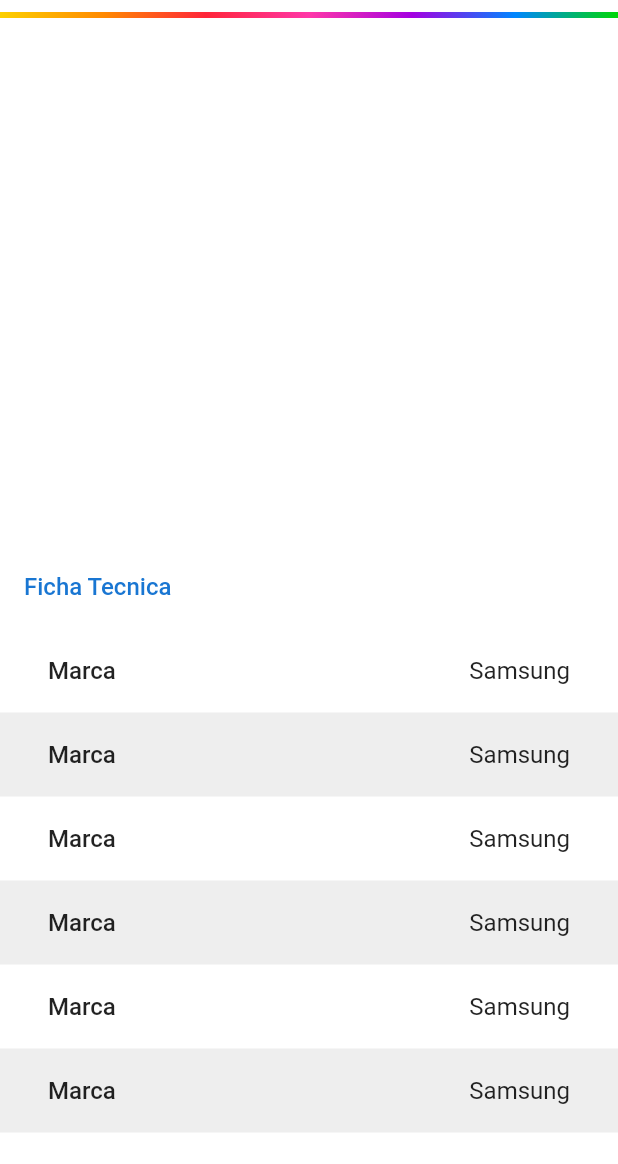
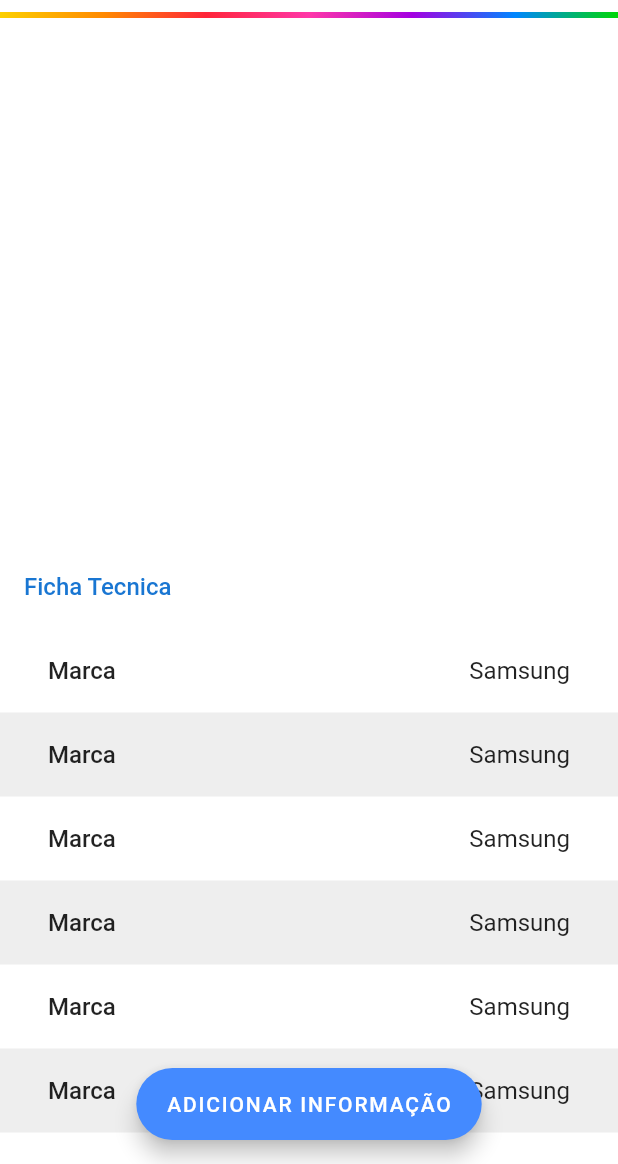
Before and after one commit to Magalu-Projeto-de-inovacao/app, a Flutter app: the DetailProductPage screen opened directly with empty values, on a phone screen of 412 x 824 dp, the part 72-1236 px from its top. Run offline on Flutter 3.47's test engine with Material 2 defaults, Android fonts, the phone set to English and light mode, and no system bars; our stand-ins replace bloc, equatable, flutter_bloc, flutter_svg, font_awesome_flutter, shared_preferences; accounts and stored records are empty.

Commit message:
Adicionando bottomSheet

```diff
--- a/lib/main/detail_product/detail_product_content.dart
+++ b/lib/main/detail_product/detail_product_content.dart
@@ -56,27 +56,60 @@ class DetailProductContent extends StatelessWidget {
   }
 
   Widget datasheet(context) {
-    return Column(
-      children: <Widget>[
+    return Column(children: <Widget>[
       ListTile(
-          title: Text('Ficha Tecnica', style: TextStyle(
+          title: Text('Ficha Tecnica',
+              style: TextStyle(
                   color: Theme.of(context).primaryColor,
-            fontWeight: FontWeight.w500
-          ),),
-        ),
-        Column(
+                  fontWeight: FontWeight.w500))),
+      Padding(
+          padding: const EdgeInsets.only(bottom: 56.0),
+          child: Column(
               children: list
                   .asMap()
-                .map((index, value) =>
-                    MapEntry(index, itemDatasheet(index: index)))
+                  .map((index, value) => MapEntry(
+                      index, itemDatasheet(context: context, index: index)))
                   .values
-                .toList()),
-      ],
-    );
+                  .toList()))
+    ]);
   }
 
-  Widget itemDatasheet({@required int index}) {
+  Widget itemDatasheet(
+      {@required BuildContext context, @required int index, String attribute}) {
+    return InkWell(
+        onTap: () {
+          showModalBottomSheet(
+              context: context,
+              builder: (BuildContext bc) {
                 return Container(
+                    child: Wrap(children: <Widget>[
+                  ListTile(
+                    title: Text('Atributo "$attribute" selecionado',
+                        textAlign: TextAlign.center,
+                        style: TextStyle(
+                            color: Theme.of(context).primaryColor,
+                            fontWeight: FontWeight.w500)),
+                  ),
+                  ListTile(
+                      leading: Icon(
+                        Icons.edit,
+                        color: Colors.amber.shade700,
+                      ),
+                      title: Text('Deseja sugerir uma alteração?',
+                          style: TextStyle(
+                              fontWeight: FontWeight.w500,
+                              color: Colors.amber.shade700)),
+                      onTap: () => {}),
+                  ListTile(
+                      leading: Icon(Icons.warning, color: Colors.red),
+                      title: Text('Informação enganosa',
+                          style: TextStyle(
+                              fontWeight: FontWeight.w500, color: Colors.red)),
+                      onTap: () => {})
+                ]));
+              });
+        },
+        child: Container(
             height: 56.0,
             color: index % 2 == 0 ? Colors.transparent : Colors.grey.shade200,
             padding: const EdgeInsets.symmetric(horizontal: 32.0),
@@ -101,6 +134,6 @@ class DetailProductContent extends StatelessWidget {
                           children: <Widget>[
                             Text('Samsung', style: TextStyle(fontSize: 16))
                           ])))
-        ]));
+            ])));
   }
 }
--- a/lib/main/detail_product/detail_product_page.dart
+++ b/lib/main/detail_product/detail_product_page.dart
@@ -23,6 +23,8 @@ class DetailProductPage extends StatelessWidget {
                 padding: const EdgeInsets.only(left: 8.0, top: 16.0),
                 child: SvgPicture.asset(logo,
                     semanticsLabel: 'Logo', height: 24))),
+        floatingActionButton: FloatingActionButton.extended(onPressed: (){}, label: Text('ADICIONAR INFORMAÇÃO')),
+        floatingActionButtonLocation: FloatingActionButtonLocation.centerFloat,
         body: BlocProvider(
           builder: (context) => DetailProductBloc(),
           child: DetailProductContent(product: product),
```
Lines whose indentation alone changed are shown as unchanged.
